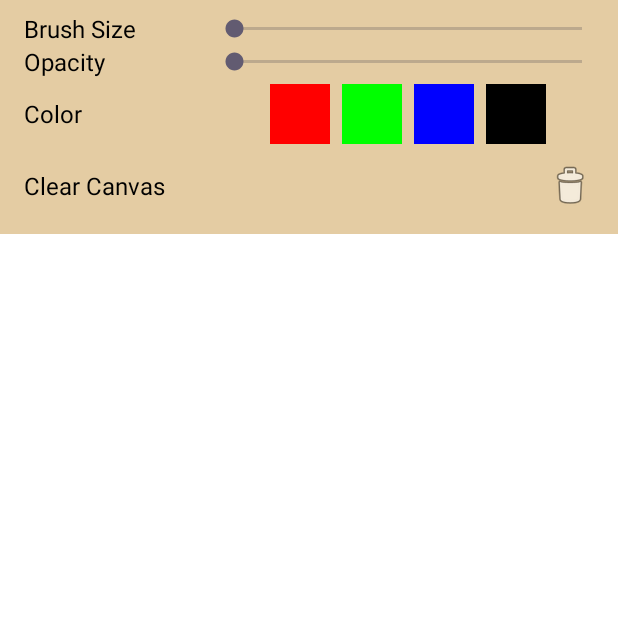
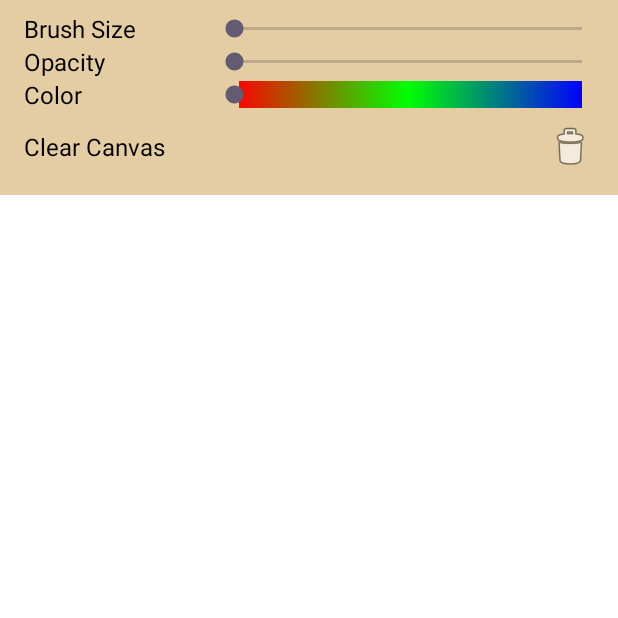
Before and after one commit to charpasi/CISC482Doodle, an Android app: the screen it shows after launch (MainActivity), on a phone screen of 412 x 824 dp, the top half of it. Run offline under Robolectric (Android 15) with nearby library versions, the light colour scheme and no system bars.

Commit message:
color slider option

```diff
--- a/app/src/main/java/com/example/cisc482doodle/MainActivity.java
+++ b/app/src/main/java/com/example/cisc482doodle/MainActivity.java
@@ -15,6 +15,22 @@ import androidx.core.view.WindowInsetsCompat;
 
 public class MainActivity extends AppCompatActivity {
     private DoodleView doodleView;
+    private int interpolateColor(int startColor, int middleColor, int endColor, float ratio) {
+        if (ratio < 0.5f) {
+            return blendColors(startColor, middleColor, ratio * 2);
+        } else {
+            return blendColors(middleColor, endColor, (ratio - 0.5f) * 2);
+        }
+    }
+
+    private int blendColors(int color1, int color2, float ratio) {
+        int alpha = (int) (Color.alpha(color1) * (1 - ratio) + Color.alpha(color2) * ratio);
+        int red = (int) (Color.red(color1) * (1 - ratio) + Color.red(color2) * ratio);
+        int green = (int) (Color.green(color1) * (1 - ratio) + Color.green(color2) * ratio);
+        int blue = (int) (Color.blue(color1) * (1 - ratio) + Color.blue(color2) * ratio);
+
+        return Color.argb(alpha, red, green, blue);
+    }
 
     @Override
     protected void onCreate(Bundle savedInstanceState) {
@@ -64,15 +80,22 @@ public class MainActivity extends AppCompatActivity {
             }
         });
 
-        ImageView redButton = findViewById(R.id.colorRed);
-        ImageView greenButton = findViewById(R.id.colorGreen);
-        ImageView blueButton = findViewById(R.id.colorBlue);
-        ImageView blackButton = findViewById(R.id.colorBlack);
 
-        redButton.setOnClickListener(view -> doodleView.changeColor(Color.RED));
-        greenButton.setOnClickListener(view -> doodleView.changeColor(Color.GREEN));
-        blueButton.setOnClickListener(view -> doodleView.changeColor(Color.BLUE));
-        blackButton.setOnClickListener(view -> doodleView.changeColor(Color.BLACK));
+        SeekBar colorSlider = findViewById(R.id.colorSlider);
+        colorSlider.setOnSeekBarChangeListener(new SeekBar.OnSeekBarChangeListener() {
+            @Override
+            public void onProgressChanged(SeekBar seekBar, int progress, boolean fromUser) {
+                float ratio = progress / (float) seekBar.getMax();
+                int color = interpolateColor(Color.RED, Color.GREEN, Color.BLUE, ratio);
+                doodleView.changeColor(color);
+            }
+
+            @Override
+            public void onStartTrackingTouch(SeekBar seekBar) {}
+
+            @Override
+            public void onStopTrackingTouch(SeekBar seekBar) {}
+        });
 
     }
 }
--- /dev/null
+++ b/app/src/main/res/drawable/color_gradient.xml
@@ -0,0 +1,12 @@
+<?xml version="1.0" encoding="utf-8"?>
+<layer-list xmlns:android="http://schemas.android.com/apk/res/android">
+    <item>
+        <shape>
+            <gradient
+                android:startColor="#FF0000"
+                android:centerColor="#00FF00"
+                android:endColor="#0000FF"
+                android:angle="0"/>
+        </shape>
+    </item>
+</layer-list>
--- a/app/src/main/res/layout/activity_main.xml
+++ b/app/src/main/res/layout/activity_main.xml
@@ -92,33 +92,13 @@
                 android:orientation="horizontal"
                 android:gravity="center">
 
-                <ImageView
-                    android:id="@+id/colorRed"
-                    android:layout_width="40dp"
-                    android:layout_height="40dp"
-                    android:background="#FF0000"
-                    android:layout_margin="4dp" />
+                <SeekBar
+                    android:id="@+id/colorSlider"
+                    android:layout_width="match_parent"
+                    android:layout_height="wrap_content"
+                    android:max="1000"
+                    android:progressDrawable="@drawable/color_gradient" />
 
-                <ImageView
-                    android:id="@+id/colorGreen"
-                    android:layout_width="40dp"
-                    android:layout_height="40dp"
-                    android:background="#00FF00"
-                    android:layout_margin="4dp" />
-
-                <ImageView
-                    android:id="@+id/colorBlue"
-                    android:layout_width="40dp"
-                    android:layout_height="40dp"
-                    android:background="#0000FF"
-                    android:layout_margin="4dp" />
-
-                <ImageView
-                    android:id="@+id/colorBlack"
-                    android:layout_width="40dp"
-                    android:layout_height="40dp"
-                    android:background="#000000"
-                    android:layout_margin="4dp" />
             </LinearLayout>
         </LinearLayout>
 
```
